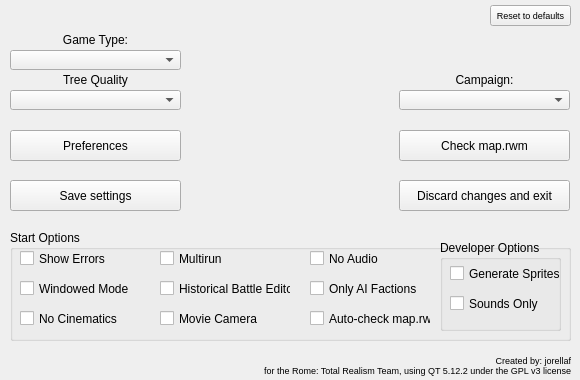
First picture: the form in src/mainwindow.ui, repository jorellaf/RTRLauncher, before the edit.
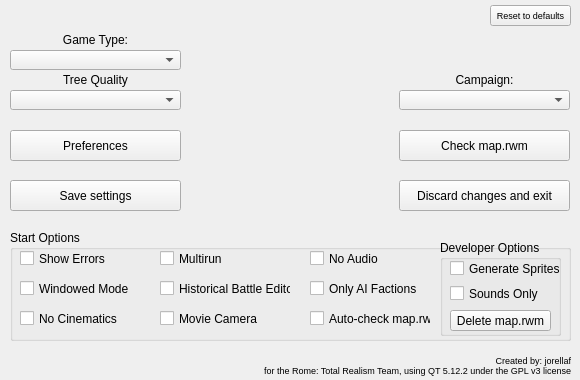
Second picture: the form after the edit. Icons and pictures are not drawn.

Commit message: By adding [ign] (case insensitive) to the start of a filename inside a source switch folder, the launcher ignores the file during switching. Made it so the launcher checks every file that needs to be switched before replacing whether they actually need to be replaced. This also affects map.rwm deletion. Now only when a file in maps/base actually gets replaced will the launcher delete map.rwm. This ends up in a faster start-up time overall. Updated the launcher.dat of the release. Added a forced delete map.rwm button.

The edit to the form file:
```diff
--- a/src/mainwindow.ui
+++ b/src/mainwindow.ui
@@ -340,7 +340,7 @@
        <x>430</x>
        <y>10</y>
        <width>121</width>
-       <height>91</height>
+       <height>96</height>
       </rect>
      </property>
      <property name="title">
@@ -350,7 +350,7 @@
       <property name="geometry">
        <rect>
         <x>10</x>
-        <y>25</y>
+        <y>20</y>
         <width>111</width>
         <height>17</height>
        </rect>
@@ -366,7 +366,7 @@
       <property name="geometry">
        <rect>
         <x>10</x>
-        <y>55</y>
+        <y>45</y>
         <width>91</width>
         <height>17</height>
        </rect>
@@ -378,6 +378,22 @@
        <string>Sounds Only</string>
       </property>
      </widget>
+     <widget class="QPushButton" name="delmapButton">
+      <property name="geometry">
+       <rect>
+        <x>10</x>
+        <y>70</y>
+        <width>101</width>
+        <height>21</height>
+       </rect>
+      </property>
+      <property name="toolTip">
+       <string>&lt;html&gt;&lt;head/&gt;&lt;body&gt;&lt;p&gt;&lt;span style=&quot; font-weight:600; color:#aa0000;&quot;&gt;Warning! This could make your previous save games incompatible!&lt;/span&gt;&lt;/p&gt;&lt;p&gt;Forces the deletion of the map.rwm file. This can be very useful if the file timestamps (what the launcher checks to delete the map.rwm or not) are older than the map.rwm generated. This is often the case when switching game types that change the map.&lt;/p&gt;&lt;/body&gt;&lt;/html&gt;</string>
+      </property>
+      <property name="text">
+       <string>Delete map.rwm</string>
+      </property>
+     </widget>
     </widget>
     <widget class="QCheckBox" name="maprwmBox">
      <property name="geometry">
```
Left out of the diff: 6 changed lines with no effect on the pictures. The commit also changes 5 other files.
